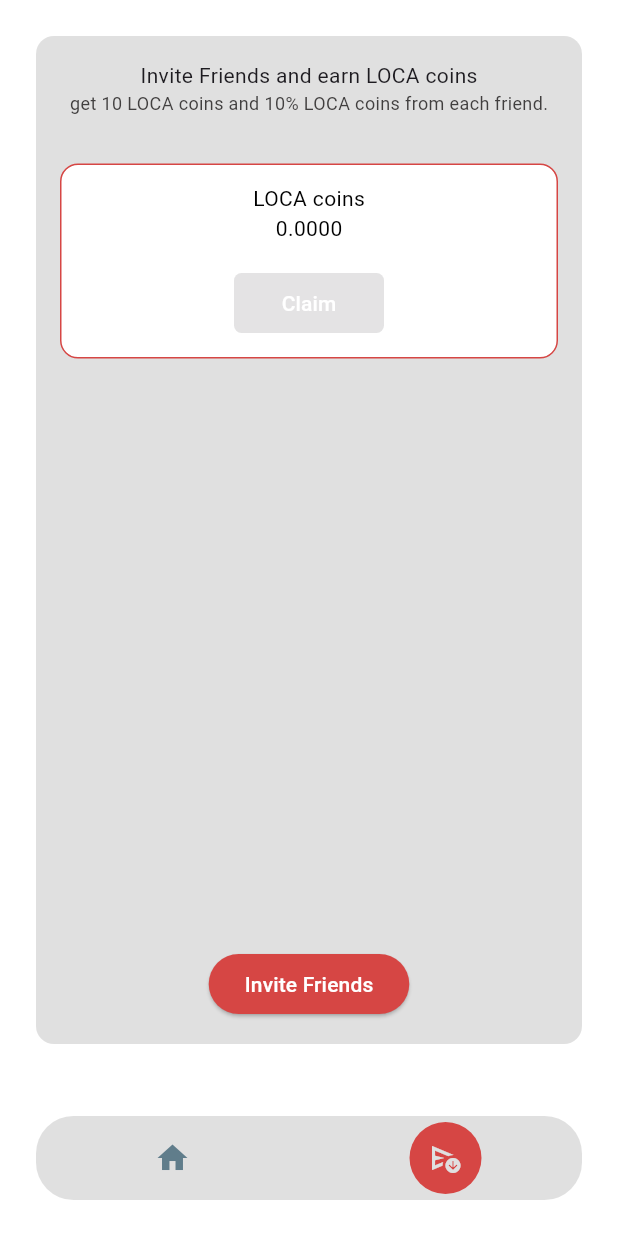
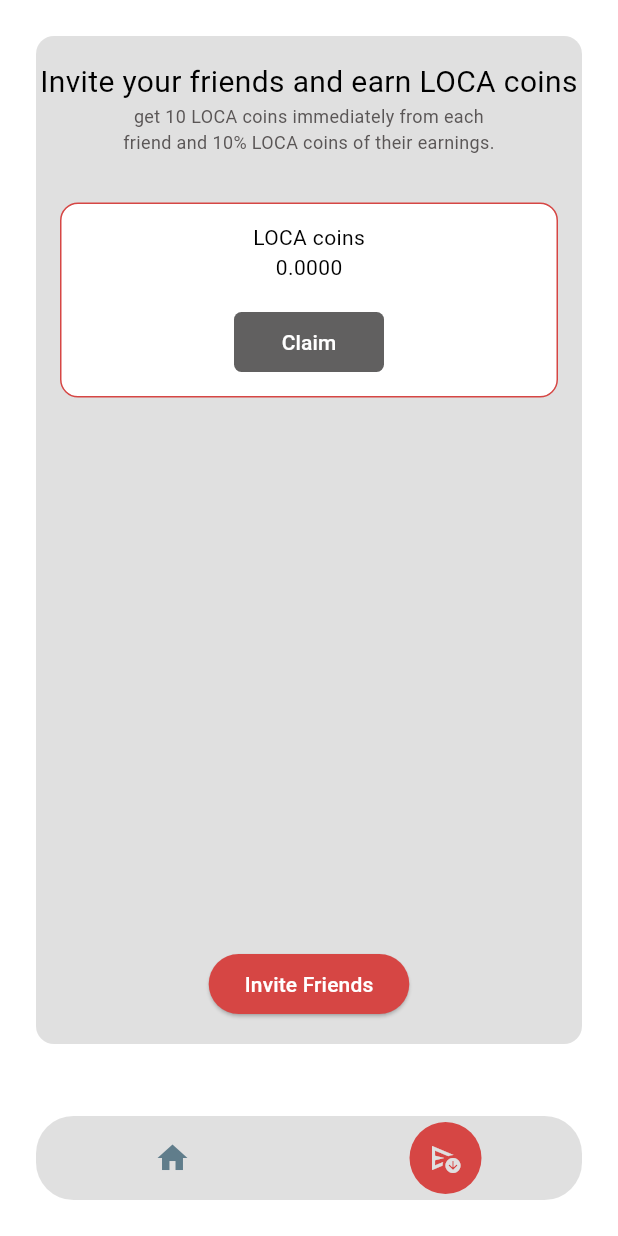
Before and after one commit to GanzYe/loca, a Flutter app: the screen it shows after launch, item 2 of the bottom bar chosen, after a tap on "Invite Friends", on a phone screen of 412 x 824 dp. Run offline on Flutter 3.47's test engine with Material 3 defaults, Android fonts, the light colour scheme and no system bars; drawn by our look-alikes of flutter_snake_navigationbar; missing offline and left inert: dart:html, flutter_hsvcolor_picker, telegram_web_app.

Commit message:
fix: colors of button

```diff
--- a/lib/main.dart
+++ b/lib/main.dart
@@ -104,6 +104,7 @@ class _MyAppState extends State<MyApp> {
   @override
   Widget build(BuildContext context) {
     return MaterialApp(
+      theme: TelegramThemeUtil.getTheme(TelegramWebApp.instance),
       home: Scaffold(
         backgroundColor: Colors.white,
         bottomNavigationBar: SnakeNavigationBar.color(
@@ -211,17 +212,25 @@ class _MyAppState extends State<MyApp> {
                 Column(
                   crossAxisAlignment: CrossAxisAlignment.center,
                   children: [
-                    SizedBox(
+                    const SizedBox(
                       height: 16.0,
                     ),
-                    Text('Invite Friends and earn LOCA coins'),
-                    Text(
-                      'get 10 LOCA coins and 10% LOCA coins from each friend.',
-                      style: TextStyle(
-                          color: const Color.fromARGB(255, 65, 63, 63),
-                          fontSize: 12),
+                    const Text(
+                      'Invite your friends and earn LOCA coins',
+                      style: TextStyle(color: Colors.black, fontSize: 20),
+                      textAlign: TextAlign.center,
                     ),
-                    SizedBox(
+                    const SizedBox(
+                      width: 250,
+                      child: Text(
+                        'get 10 LOCA coins immediately from each friend and 10% LOCA coins of their earnings.',
+                        style: TextStyle(
+                            color: Color.fromARGB(255, 90, 86, 86),
+                            fontSize: 12),
+                        textAlign: TextAlign.center,
+                      ),
+                    ),
+                    const SizedBox(
                       height: 16.0,
                     ),
                     Padding(
@@ -256,6 +265,8 @@ class _MyAppState extends State<MyApp> {
                                   style: ElevatedButton.styleFrom(
                                     backgroundColor:
                                         const Color.fromARGB(255, 214, 70, 68),
+                                    disabledBackgroundColor:
+                                        Color.fromARGB(255, 97, 96, 96),
                                     shape: const RoundedRectangleBorder(
                                       borderRadius:
                                           BorderRadius.all(Radius.circular(5)),
@@ -284,7 +295,7 @@ class _MyAppState extends State<MyApp> {
                         ),
                         onPressed: () async {
                           telegram.openTelegramLink(
-                              'https://t.me/share/url?url={http://t.me/botLOCAbot/locaapp}');
+                              'https://t.me/share/url?url=http://t.me/botLOCAbot/locaapp');
                         },
                         child: const Text(
                           'Invite Friends',
```
Also changed, not shown: 2 other files.
